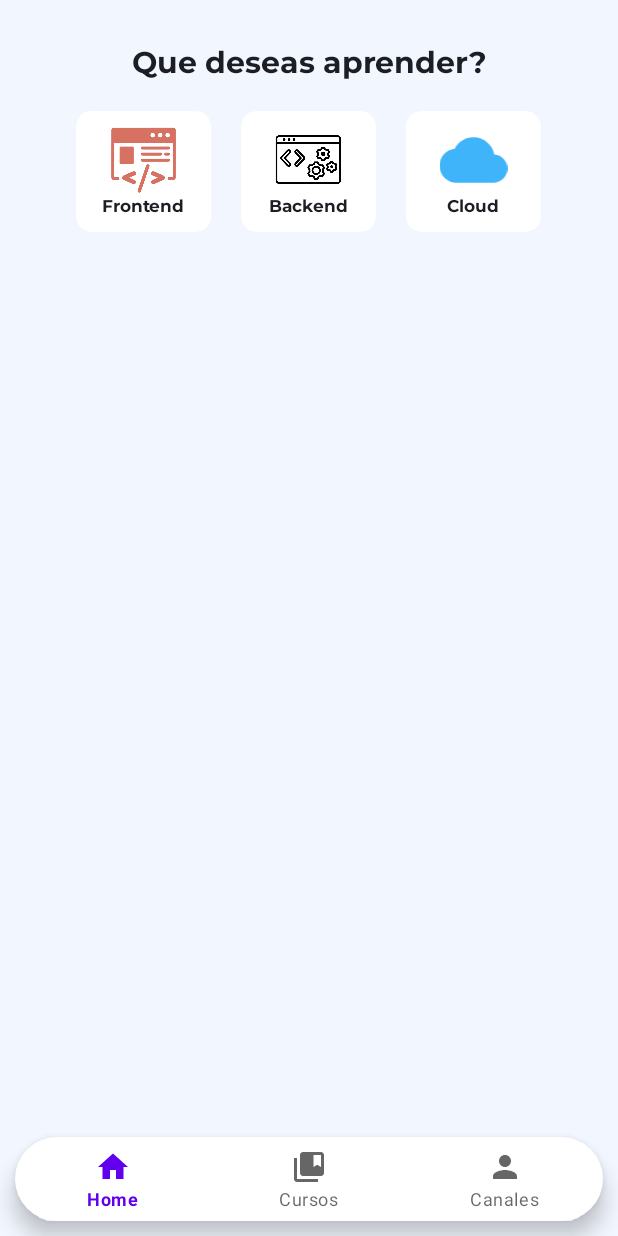
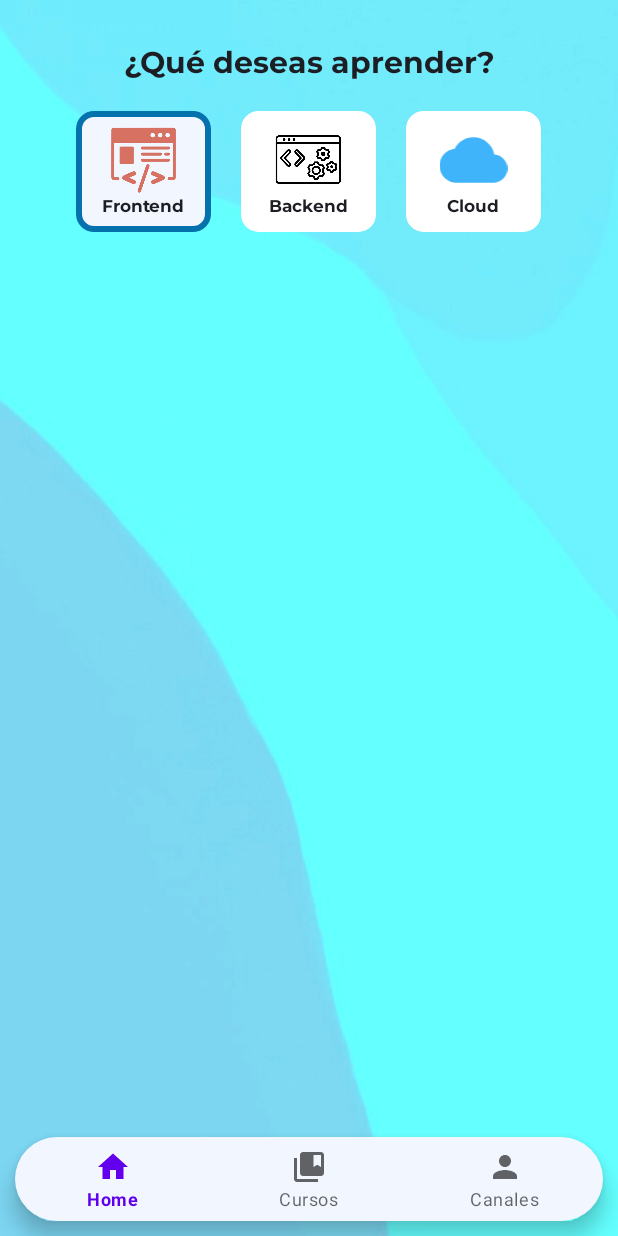
Before and after one commit to JhayCodee/Hacky, an Android app: the CursosFragment screen opened through its navigation route, after a tap on "Frontend", on a phone screen of 412 x 824 dp. Run offline under Robolectric (Android 15) with nearby library versions, the phone set to English and light mode, and no system bars; our stand-ins replace Firebase (no records; nobody signed in at launch, a user with empty details on screens opened directly), navigation-ui.

Commit message:
redesign de interfaces

```diff
--- a/app/src/main/java/com/hawk/hacky/view/CursosFragment.kt
+++ b/app/src/main/java/com/hawk/hacky/view/CursosFragment.kt
@@ -1,10 +1,12 @@
 package com.hawk.hacky.view
 
+import android.graphics.Color
 import android.os.Bundle
 import androidx.fragment.app.Fragment
 import android.view.LayoutInflater
 import android.view.View
 import android.view.ViewGroup
+import androidx.core.content.ContextCompat
 import androidx.recyclerview.widget.LinearLayoutManager
 import androidx.recyclerview.widget.RecyclerView
 import com.google.firebase.database.*
@@ -41,16 +43,24 @@ class CursosFragment : Fragment() {
 
         binding.btnFrontend.setOnClickListener {
             getCursosPorCondicion("frontend", false)
+            binding.btnFrontend.setBackgroundResource(R.drawable.color)
+            binding.btnBackend.setBackgroundResource(R.drawable.color_normal)
+            binding.btnCloud.setBackgroundResource(R.drawable.color_normal)
         }
 
         binding.btnBackend.setOnClickListener {
             getCursosPorCondicion("backend", false)
+            binding.btnFrontend.setBackgroundResource(R.drawable.color_normal)
+            binding.btnBackend.setBackgroundResource(R.drawable.color)
+            binding.btnCloud.setBackgroundResource(R.drawable.color_normal)
         }
 
         binding.btnCloud.setOnClickListener {
             getCursosPorCondicion("cloud", false)
+            binding.btnFrontend.setBackgroundResource(R.drawable.color_normal)
+            binding.btnBackend.setBackgroundResource(R.drawable.color_normal)
+            binding.btnCloud.setBackgroundResource(R.drawable.color)
         }
-
     }
 
     fun loadView() {
@@ -95,9 +105,7 @@ class CursosFragment : Fragment() {
             override fun onCancelled(error: DatabaseError) {
                 TODO("sin implementar")
             }
-
         })
     }
 
-
 }
--- a/app/src/main/res/drawable/bottomnav_bg.xml
+++ b/app/src/main/res/drawable/bottomnav_bg.xml
@@ -1,7 +1,7 @@
 <?xml version="1.0" encoding="utf-8"?>
 <shape xmlns:android="http://schemas.android.com/apk/res/android" android:shape="rectangle">
 
-    <solid android:color="#fff"/>
+    <solid android:color="@color/celesteClaro"/>
     <corners android:radius="80dp"/>
 
 </shape>
--- /dev/null
+++ b/app/src/main/res/drawable/color.xml
@@ -0,0 +1,7 @@
+<?xml version="1.0" encoding="utf-8"?>
+<shape xmlns:android="http://schemas.android.com/apk/res/android">
+    <solid android:color="@color/celesteClaro"/>
+    <stroke android:width="4dp" android:color="@color/azul"/>
+    <corners android:radius="10dp" />
+
+</shape>
--- /dev/null
+++ b/app/src/main/res/drawable/color_normal.xml
@@ -0,0 +1,7 @@
+<?xml version="1.0" encoding="utf-8"?>
+
+    <shape xmlns:android="http://schemas.android.com/apk/res/android">
+        <solid android:color="@color/white"/>
+        <stroke android:width="3dp" android:color="@color/white"/>
+        <corners android:radius="10dp" />
+    </shape>
--- a/app/src/main/res/layout/activity_main.xml
+++ b/app/src/main/res/layout/activity_main.xml
@@ -4,7 +4,7 @@
     xmlns:tools="http://schemas.android.com/tools"
     android:layout_width="match_parent"
     android:layout_height="match_parent"
-    android:background="@color/celesteClaro"
+    android:background="@drawable/bg_main"
     tools:context=".view.MainActivity">
 
 
@@ -24,6 +24,7 @@
         app:navGraph="@navigation/my_nav" />
 
     <com.google.android.material.bottomnavigation.BottomNavigationView
+
         android:id="@+id/bottomNavigationView"
         android:layout_width="match_parent"
         android:layout_height="wrap_content"
--- a/app/src/main/res/layout/canales.xml
+++ b/app/src/main/res/layout/canales.xml
@@ -6,6 +6,7 @@
     android:id="@+id/carView"
     android:layout_width="match_parent"
     android:layout_height="90dp"
+    android:backgroundTint="@color/celesteClaro"
     cardView:cardCornerRadius="8dp"
     cardView:cardElevation="8dp"
     android:layout_margin="8dp">
--- a/app/src/main/res/layout/card_cursos.xml
+++ b/app/src/main/res/layout/card_cursos.xml
@@ -5,7 +5,7 @@
     android:layout_height="wrap_content"
     xmlns:app="http://schemas.android.com/apk/res-auto"
     android:id="@+id/imagePost"
-    app:cardBackgroundColor="@color/white"
+    app:cardBackgroundColor="@color/celesteClaro"
     app:cardCornerRadius="5dp"
     app:cardElevation="8dp"
     android:layout_margin="10dp"
--- a/app/src/main/res/layout/cursos.xml
+++ b/app/src/main/res/layout/cursos.xml
@@ -6,7 +6,7 @@
     android:id="@+id/itemCardView"
     android:layout_width="200dp"
     android:layout_height="125dp"
-    android:backgroundTint="@color/white"
+    android:backgroundTint="@color/celesteClaro"
     app:cardCornerRadius="20dp"
     app:cardElevation="8dp"
     android:layout_marginHorizontal="8dp"
--- a/app/src/main/res/layout/fragment_canales.xml
+++ b/app/src/main/res/layout/fragment_canales.xml
@@ -6,7 +6,7 @@
     android:layout_height="match_parent"
     tools:context=".view.HomeFragment"
     android:orientation="vertical"
-    android:background="@color/celesteClaro">
+    android:background="@drawable/bg_main">
 
     <TextView
         android:layout_width="match_parent"
--- a/app/src/main/res/layout/fragment_cursos.xml
+++ b/app/src/main/res/layout/fragment_cursos.xml
@@ -4,7 +4,7 @@
     xmlns:tools="http://schemas.android.com/tools"
     android:layout_width="match_parent"
     android:layout_height="match_parent"
-    android:background="@color/celesteClaro"
+    android:backgroundTint="@color/celesteClaro"
     android:orientation="vertical"
     tools:context=".view.HomeFragment">
 
@@ -14,7 +14,7 @@
         android:layout_height="wrap_content"
         android:layout_marginTop="28dp"
         android:fontFamily="@font/montserrat_bold"
-        android:text="Que deseas aprender?"
+        android:text="¿Qué deseas aprender?"
         android:textAlignment="center"
         android:textColor="@color/negro"
         android:textSize="20sp"
@@ -40,7 +40,8 @@
             android:layout_width="90dp"
             android:layout_height="wrap_content"
             android:layout_marginHorizontal="10dp"
-            app:cardCornerRadius="10dp">
+            app:cardCornerRadius="10dp"
+            android:background="@drawable/color_normal">
 
             <LinearLayout
                 android:layout_width="match_parent"
@@ -71,7 +72,8 @@
             android:layout_width="90dp"
             android:layout_height="wrap_content"
             android:layout_marginHorizontal="10dp"
-            app:cardCornerRadius="10dp">
+            app:cardCornerRadius="10dp"
+            android:background="@drawable/color_normal">
 
             <LinearLayout
                 android:layout_width="match_parent"
@@ -102,7 +104,8 @@
             android:layout_width="90dp"
             android:layout_height="wrap_content"
             android:layout_marginHorizontal="10dp"
-            app:cardCornerRadius="10dp">
+            app:cardCornerRadius="10dp"
+            android:background="@drawable/color_normal">
 
             <LinearLayout
                 android:layout_width="match_parent"
```
Also changed, not shown: app/src/main/res/layout/activity_detalle.xml (+12 -13 lines), app/src/main/res/layout/fragment_home.xml (+4 -4 lines), app/src/main/res/drawable-v24/bg_horizontal.png (added), app/src/main/res/drawable-v24/bg_main.png (added).
